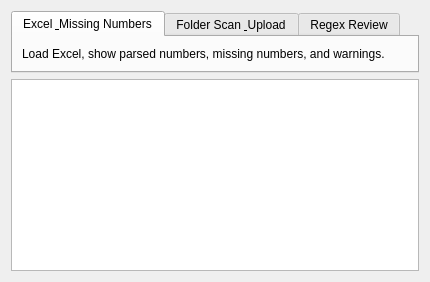
This is ui_qt/forms/main_window.ui in minhnhatnguyen6297-a11y/upload_lab as Qt 5 draws it before an edit. The edited form follows.
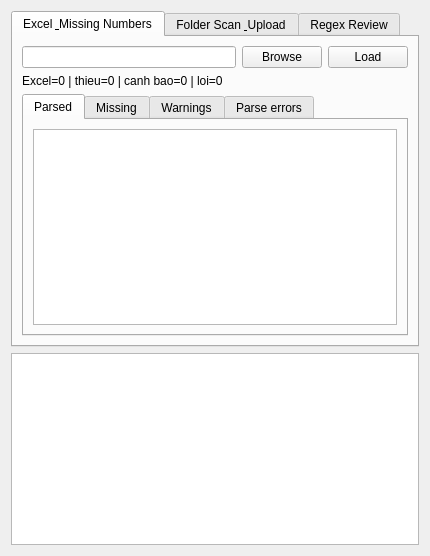
This is the edited form.

Commit message: build Qt Excel audit tab

The edit to the form file:
```diff
--- a/ui_qt/forms/main_window.ui
+++ b/ui_qt/forms/main_window.ui
@@ -14,12 +14,108 @@
       </attribute>
       <layout class="QVBoxLayout" name="excelLayout">
        <item>
-        <widget class="QLabel" name="excelPlaceholder">
+        <layout class="QHBoxLayout" name="excelPathLayout">
+         <item>
+          <widget class="QLineEdit" name="excelPathEdit"/>
+         </item>
+         <item>
+          <widget class="QPushButton" name="browseExcelButton">
+           <property name="text">
+            <string>Browse</string>
+           </property>
+          </widget>
+         </item>
+         <item>
+          <widget class="QPushButton" name="loadExcelButton">
+           <property name="text">
+            <string>Load</string>
+           </property>
+          </widget>
+         </item>
+        </layout>
+       </item>
+       <item>
+        <widget class="QLabel" name="excelSummaryLabel">
          <property name="text">
-          <string>Load Excel, show parsed numbers, missing numbers, and warnings.</string>
+          <string>Excel=0 | thieu=0 | canh bao=0 | loi=0</string>
          </property>
         </widget>
        </item>
+       <item>
+        <widget class="QTabWidget" name="excelResultTabs">
+         <property name="currentIndex">
+          <number>0</number>
+         </property>
+         <widget class="QWidget" name="parsedExcelTab">
+          <attribute name="title">
+           <string>Parsed</string>
+          </attribute>
+          <layout class="QVBoxLayout" name="parsedExcelLayout">
+           <item>
+            <widget class="QTableWidget" name="parsedExcelTable">
+             <property name="columnCount">
+              <number>0</number>
+             </property>
+             <property name="rowCount">
+              <number>0</number>
+             </property>
+            </widget>
+           </item>
+          </layout>
+         </widget>
+         <widget class="QWidget" name="missingExcelTab">
+          <attribute name="title">
+           <string>Missing</string>
+          </attribute>
+          <layout class="QVBoxLayout" name="missingExcelLayout">
+           <item>
+            <widget class="QTableWidget" name="missingExcelTable">
+             <property name="columnCount">
+              <number>0</number>
+             </property>
+             <property name="rowCount">
+              <number>0</number>
+             </property>
+            </widget>
+           </item>
+          </layout>
+         </widget>
+         <widget class="QWidget" name="excelWarningTab">
+          <attribute name="title">
+           <string>Warnings</string>
+          </attribute>
+          <layout class="QVBoxLayout" name="excelWarningLayout">
+           <item>
+            <widget class="QTableWidget" name="excelWarningTable">
+             <property name="columnCount">
+              <number>0</number>
+             </property>
+             <property name="rowCount">
+              <number>0</number>
+             </property>
+            </widget>
+           </item>
+          </layout>
+         </widget>
+         <widget class="QWidget" name="excelParseErrorTab">
+          <attribute name="title">
+           <string>Parse errors</string>
+          </attribute>
+          <layout class="QVBoxLayout" name="excelParseErrorLayout">
+           <item>
+            <widget class="QTableWidget" name="excelParseErrorTable">
+             <property name="columnCount">
+              <number>0</number>
+             </property>
+             <property name="rowCount">
+              <number>0</number>
+             </property>
+            </widget>
+           </item>
+          </layout>
+         </widget>
+        </widget>
+       </item>
       </layout>
      </widget>
      <widget class="QWidget" name="folderTab">
```
The commit also changes 3 other files.
